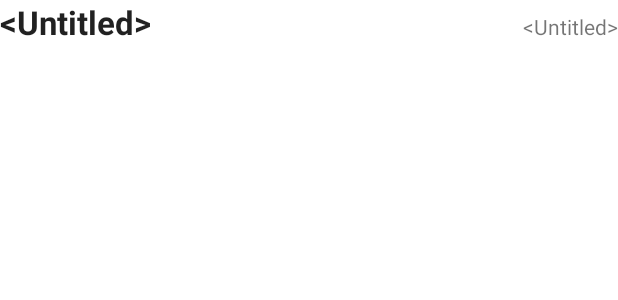
After one commit to mjoselli/esigelec_master_agenda_2021, an Android app: the layout recycler_item.xml on its own in the app's theme, with its tools: preview values and no code run, on a phone screen of 412 x 824 dp. The commit adds this screen. Shown: the top 300 px of the screen. Run offline under Robolectric (Android 15) with nearby library versions, the phone set to English and light mode, and no system bars.

Commit message:
Refactoring changing: RecyclerView instead of ListView and Menu instead of button for adding itens

```diff
--- /dev/null
+++ b/app/src/main/res/layout/recycler_item.xml
@@ -0,0 +1,23 @@
+<?xml version="1.0" encoding="utf-8"?>
+<LinearLayout xmlns:android="http://schemas.android.com/apk/res/android"
+    android:layout_width="match_parent"
+    android:layout_height="wrap_content"
+    android:orientation="horizontal">
+
+    <TextView
+        android:id="@+id/textView1"
+        android:layout_width="wrap_content"
+        android:layout_height="wrap_content"
+        android:layout_weight="1"
+        android:text="@android:string/untitled"
+        android:textAppearance="@style/TextAppearance.AppCompat.Large"
+        android:textStyle="bold" />
+
+    <TextView
+        android:id="@+id/textView2"
+        android:layout_width="wrap_content"
+        android:layout_height="wrap_content"
+        android:layout_weight="1"
+        android:text="@android:string/untitled"
+        android:textAlignment="textEnd" />
+</LinearLayout>
--- a/app/src/main/res/values/strings.xml
+++ b/app/src/main/res/values/strings.xml
@@ -6,4 +6,6 @@
     <string name="phone_edit_text">Phone</string>
     <string name="alert_edit_title">Attention</string>
     <string name="alert_edit_msg">Some fields are incorrect! Do you really want to exit?</string>
+    <string name="add_new_contact_button">Add New Contact</string>
+    <string name="undo_msg">Undo</string>
 </resources>
```
Also changed, not shown: app/src/main/java/com/esigelec/agendaapp/controller/ContactAdapter.java (added, +92 -0 lines), app/src/main/java/com/esigelec/agendaapp/controller/MainActivity.java (+58 -32 lines), app/src/main/res/layout/activity_main.xml (+5 -16 lines), app/src/main/res/menu/menu_main_activity.xml (added, +7 -0 lines).
